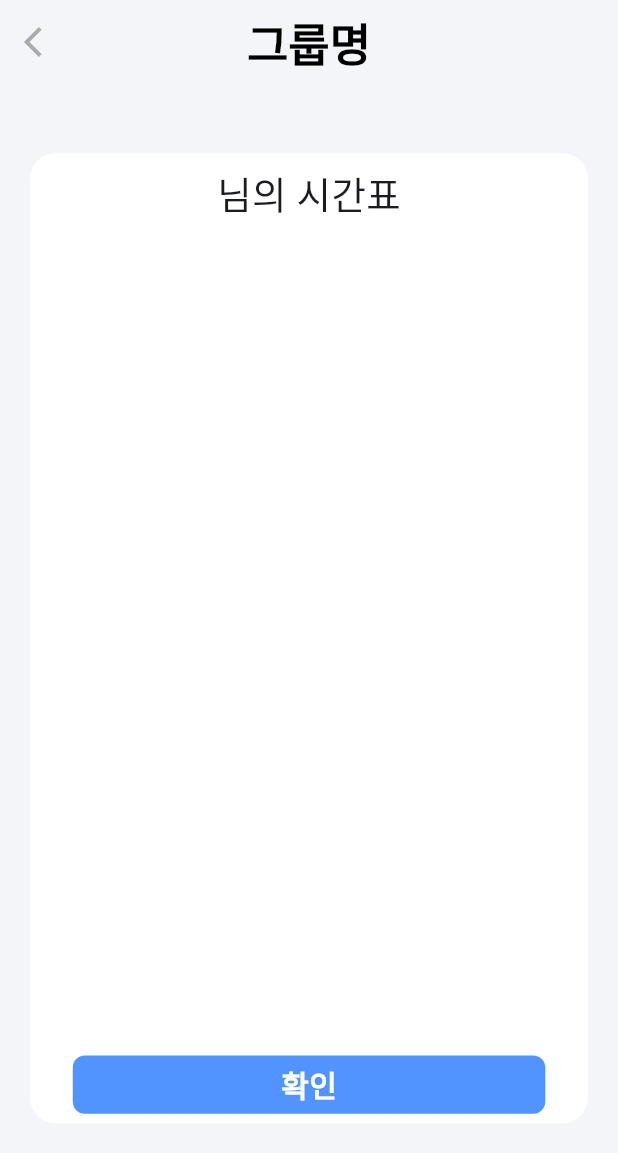
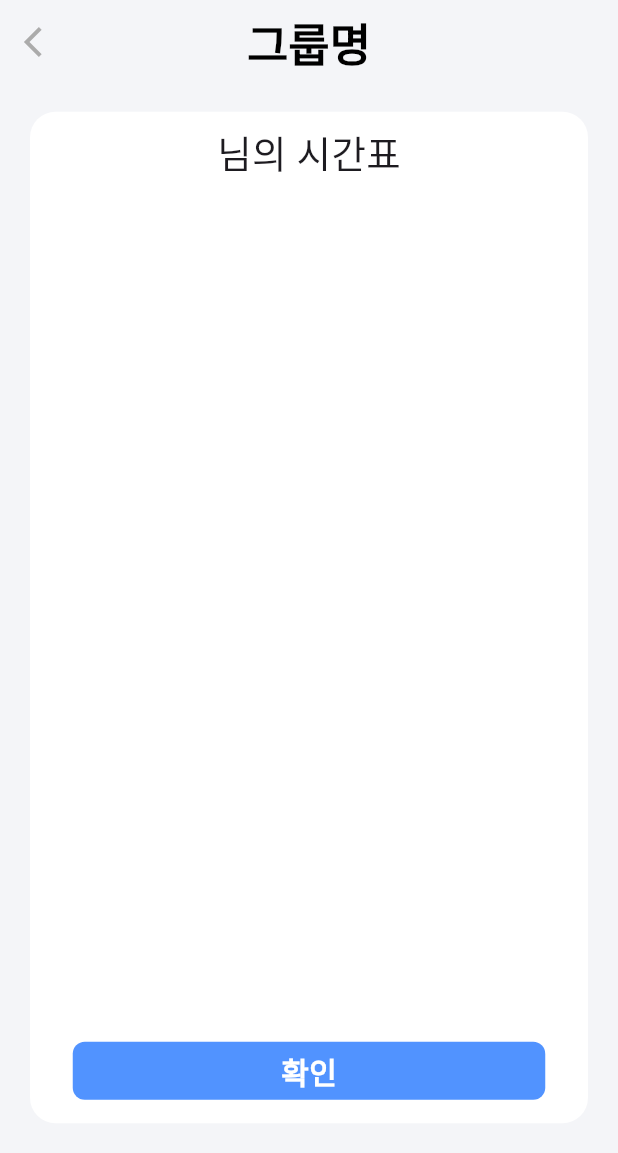
Before and after one commit to AIIA-GCU/VinTeum-FE, a Flutter app: the DetailScreen3 screen opened directly with empty values, on a phone screen of 412 x 824 dp. Shown: the top 1153 px of the screen. Run offline on Flutter 3.47's test engine with Material 3 defaults, Android fonts, the phone set to English and light mode, and no system bars; our stand-ins replace image_picker, smooth_page_indicator; Roboto replaces fonts that are missing (Pretendard).

Commit message:
[chore] detailscreen3 수정
- detailscreen3 수정

```diff
--- a/lib/Page/Detail_Screen3.dart
+++ b/lib/Page/Detail_Screen3.dart
@@ -29,7 +29,6 @@ class DetailScreen3 extends StatelessWidget {
           ), //타이틀 -> 폰트 바꾸기
           titleTextStyle: TextStyle(
               fontSize: 30,
-              //fontWeight: FontWeight.bold,
               color: Colors.black
           ),
           centerTitle: true,
@@ -39,9 +38,9 @@ class DetailScreen3 extends StatelessWidget {
           padding: const EdgeInsets.symmetric(horizontal: 20),
           child: Column(
             children: [
-              SizedBox(height: ratio.height * 50,),
+              SizedBox(height: ratio.height * 20,),
               Container(
-                height: ratio.height * 700,
+                height: ratio.height * 730,
                 decoration: BoxDecoration(
                   color: Colors.white,
 
@@ -57,9 +56,11 @@ class DetailScreen3 extends StatelessWidget {
                         style: TextStyle(fontSize: 25),
                       ),
                       SizedBox(
+                        height: ratio.height * 20,
+                      ),
+                      Container(
                         height: ratio.height * 600,
                       ),
-
                       CustomButton(text: '확인', width: 315,height: 42, func: (){Navigator.pop(context);}, buttonCount: 1)
                     ],
 
```
